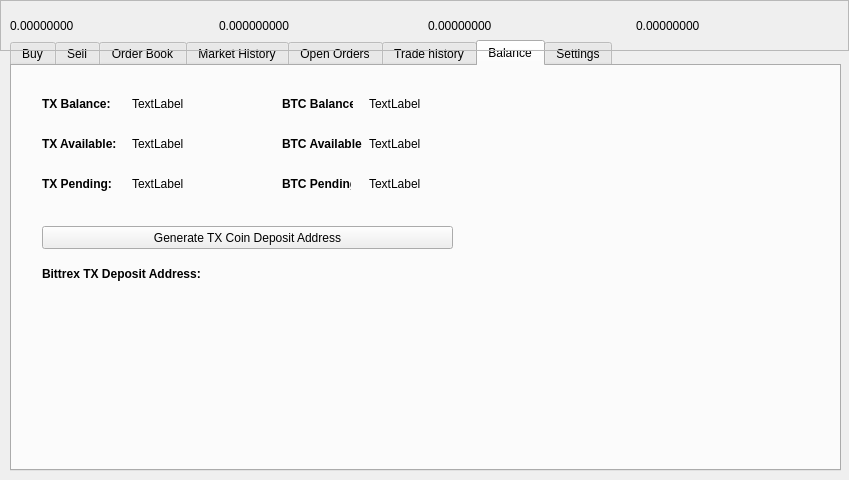
This is src/qt/forms/tradingdialog.ui in transferdev/Transfercoin as Qt 5 draws it before an edit. The edited form follows.
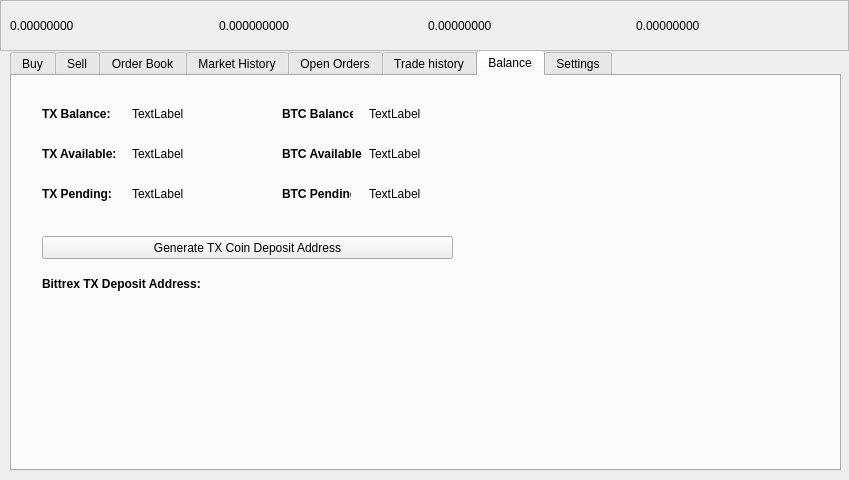
This is the edited form.

The edit to the form file:
```diff
--- a/src/qt/forms/tradingdialog.ui
+++ b/src/qt/forms/tradingdialog.ui
@@ -20,9 +20,9 @@
    <property name="geometry">
     <rect>
      <x>10</x>
-     <y>40</y>
+     <y>50</y>
      <width>831</width>
-     <height>431</height>
+     <height>421</height>
     </rect>
    </property>
    <property name="font">
```
